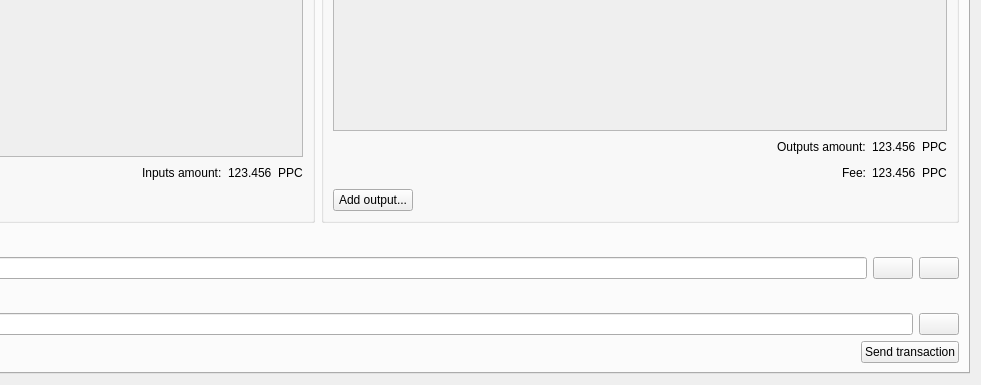
nerdlabs-dev/litedoge-dev, file src/qt/forms/multisigdialog.ui: the form before one commit; both pictures show x 346 to 1327 and y 210 to 595 of the 1327 by 595 pixel window.
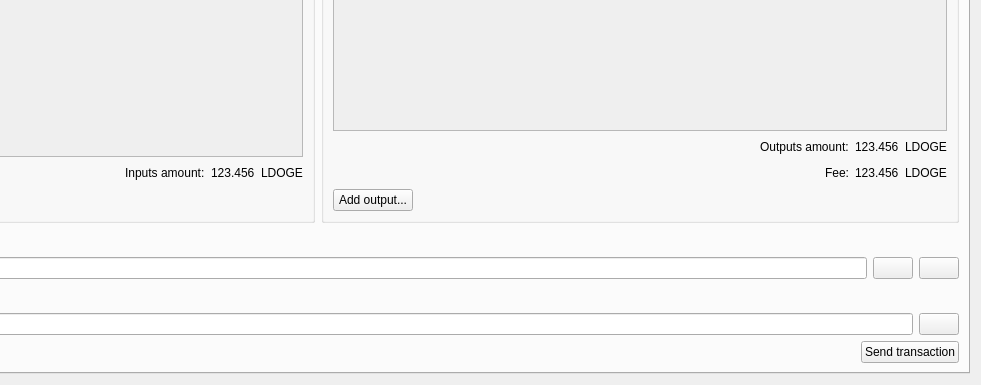
The form after the commit. The open tabs and pages were chosen to show the change. Icons and pictures are not drawn.

```diff
--- a/src/qt/forms/multisigdialog.ui
+++ b/src/qt/forms/multisigdialog.ui
@@ -399,7 +399,7 @@
                 <item>
                  <widget class="QLabel" name="label">
                   <property name="text">
-                   <string>PPC</string>
+                   <string>LDOGE</string>
                   </property>
                  </widget>
                 </item>
@@ -518,7 +518,7 @@
                 <item>
                  <widget class="QLabel" name="label_2">
                   <property name="text">
-                   <string>PPC</string>
+                   <string>LDOGE</string>
                   </property>
                  </widget>
                 </item>
@@ -556,7 +556,7 @@
                 <item>
                  <widget class="QLabel" name="label_3">
                   <property name="text">
-                   <string>PPC</string>
+                   <string>LDOGE</string>
                   </property>
                  </widget>
                 </item>
```
